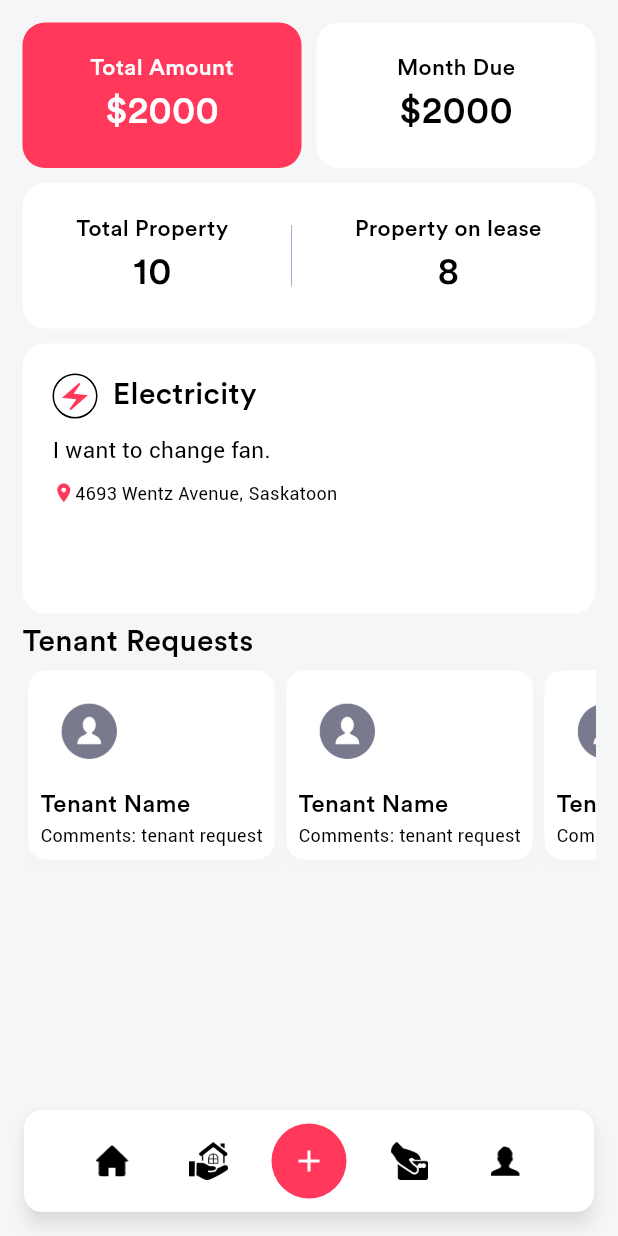
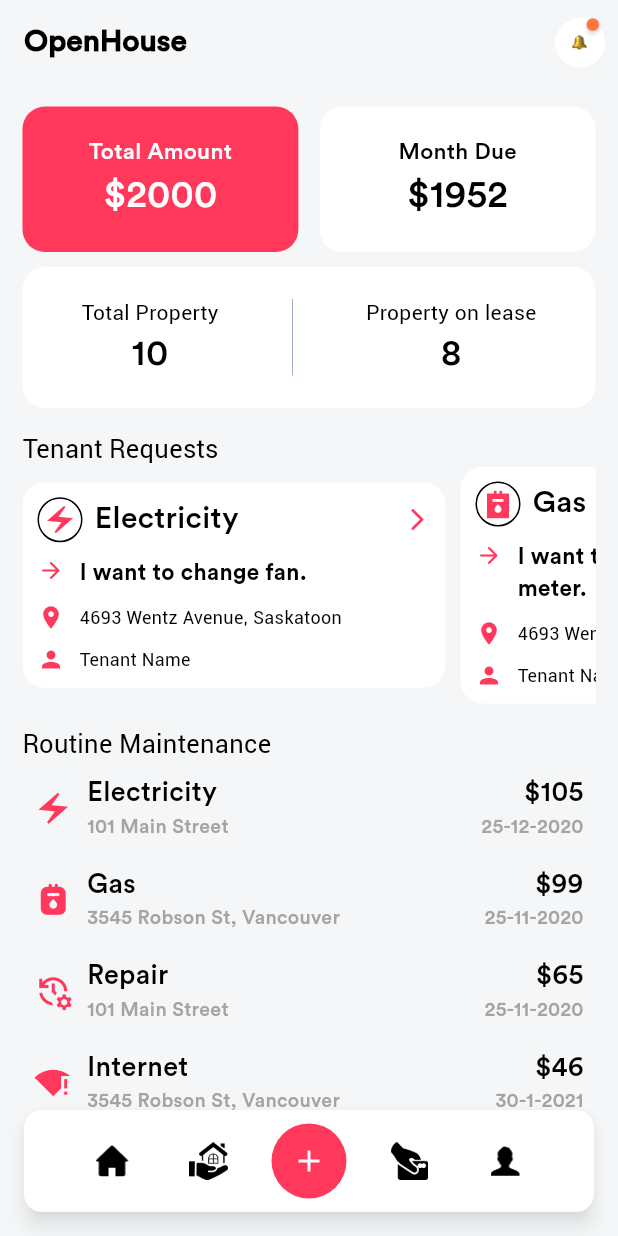
Before and after one commit to expoders8/OpenHouseExpoders, a Flutter app: the TabPage screen opened by its route, on a phone screen of 412 x 824 dp. Run offline on Flutter 3.47's test engine with Material 3 defaults, Android fonts, the phone set to English and light mode, and no system bars; our stand-ins replace dotted_border, get; Roboto replaces fonts that are missing (CircularStd).

Commit message:
payment - profile - property - tabpage

```diff
--- a/lib/app/ui/Home/home.dart
+++ b/lib/app/ui/Home/home.dart
@@ -15,7 +15,25 @@ class _HomePageState extends State<HomePage> {
   @override
   Widget build(BuildContext context) {
     return Scaffold(
+      appBar: AppBar(
+        title: const Text(
+          "OpenHouse",
+          style: TextStyle(fontWeight: FontWeight.bold),
+        ),
+        automaticallyImplyLeading: false,
+        actions: [
+          GestureDetector(
+            onTap: () {},
+            child: Padding(
+              padding: const EdgeInsets.all(8.0),
+              child: Image.asset("assets/icons/notification.png", scale: 1.8),
+            ),
+          ),
+        ],
+        backgroundColor: kBackGroundColor,
+      ),
       body: SafeArea(
+        child: SingleChildScrollView(
           child: Padding(
             padding: const EdgeInsets.symmetric(horizontal: 15.0, vertical: 15),
             child: Column(
@@ -24,8 +42,8 @@ class _HomePageState extends State<HomePage> {
                 Row(
                   mainAxisAlignment: MainAxisAlignment.spaceBetween,
                   children: [
-                  Expanded(
-                    child: Container(
+                    Container(
+                      width: Get.width / 2.240,
                       decoration: BoxDecoration(
                         color: kButtonColor,
                         borderRadius: BorderRadius.circular(15),
@@ -54,12 +72,9 @@ class _HomePageState extends State<HomePage> {
                         ),
                       ),
                     ),
-                  ),
-                  const SizedBox(
-                    width: 10,
-                  ),
-                  Expanded(
-                    child: Container(
+                    const SizedBox(width: 10),
+                    Container(
+                      width: Get.width / 2.240,
                       decoration: BoxDecoration(
                         color: kWhiteColor,
                         borderRadius: BorderRadius.circular(15),
@@ -78,7 +93,7 @@ class _HomePageState extends State<HomePage> {
                                   color: kPrimaryColor),
                             ),
                             Text(
-                              "\$2000",
+                              "\$1952",
                               style: TextStyle(
                                   fontFamily: kCircularStdMedium,
                                   fontSize: 25,
@@ -88,12 +103,9 @@ class _HomePageState extends State<HomePage> {
                         ),
                       ),
                     ),
-                  ),
                   ],
                 ),
-              const SizedBox(
-                height: 10,
-              ),
+                const SizedBox(height: 10),
                 Container(
                   width: Get.width,
                   decoration: BoxDecoration(
@@ -113,15 +125,15 @@ class _HomePageState extends State<HomePage> {
                             Text(
                               "Total Property",
                               style: TextStyle(
-                                fontFamily: kCircularStdMedium,
-                                fontSize: 15,
+                                  fontFamily: kCircularStdNormal,
+                                  fontSize: 14,
                                   color: kPrimaryColor),
                             ),
                             Text(
                               "10",
                               style: TextStyle(
                                   fontFamily: kCircularStdMedium,
-                                fontSize: 25,
+                                  fontSize: 24,
                                   color: kPrimaryColor),
                             ),
                           ],
@@ -129,7 +141,7 @@ class _HomePageState extends State<HomePage> {
                         Image.asset(
                           "assets/icons/line_vertical.png",
                           fit: BoxFit.cover,
-                        scale: 1.5,
+                          scale: 1.2,
                         ),
                         const Column(
                           crossAxisAlignment: CrossAxisAlignment.center,
@@ -138,15 +150,15 @@ class _HomePageState extends State<HomePage> {
                             Text(
                               "Property on lease",
                               style: TextStyle(
-                                fontFamily: kCircularStdMedium,
-                                fontSize: 15,
+                                  fontFamily: kCircularStdNormal,
+                                  fontSize: 14,
                                   color: kPrimaryColor),
                             ),
                             Text(
                               "8",
                               style: TextStyle(
                                   fontFamily: kCircularStdMedium,
-                                fontSize: 25,
+                                  fontSize: 24,
                                   color: kPrimaryColor),
                             ),
                           ],
@@ -156,18 +168,91 @@ class _HomePageState extends State<HomePage> {
                   ),
                 ),
                 const SizedBox(
-                height: 10,
+                  height: 15,
                 ),
-              Container(
-                height: 180,
+                const Text(
+                  "Tenant Requests",
+                  style: TextStyle(
+                      color: kPrimaryColor,
+                      fontSize: 17,
+                      fontFamily: kCircularStdNormal),
+                ),
+                SingleChildScrollView(
+                  scrollDirection: Axis.horizontal,
+                  child: Row(
+                    children: [
+                      tenantRequest(
+                          "Electricity",
+                          "I want to change fan.",
+                          "4693 Wentz Avenue, Saskatoon",
+                          "Tenant Name",
+                          Icons.electric_bolt_sharp),
+                      const SizedBox(
+                        width: 10,
+                      ),
+                      tenantRequest(
+                          "Gas",
+                          "I want to change Gas meter.",
+                          "4693 Wentz Avenue, Saskatoon",
+                          "Tenant Name",
+                          Icons.gas_meter_sharp),
+                      const SizedBox(
+                        width: 10,
+                      ),
+                      tenantRequest(
+                          "Electricity",
+                          "I want to change Air Conditioner.",
+                          "3545 Robson St, Vancouver",
+                          "Tenant Name",
+                          Icons.electric_bolt_sharp),
+                    ],
+                  ),
+                ),
+                const SizedBox(height: 15),
+                const Text(
+                  "Routine Maintenance",
+                  style: TextStyle(
+                      color: kPrimaryColor,
+                      fontSize: 17,
+                      fontFamily: kCircularStdNormal),
+                ),
+                routingmaintanance("Electricity", "\$105", "25-12-2020",
+                    "101 Main Street", Icons.electric_bolt_sharp),
+                routingmaintanance("Gas", "\$99", "25-11-2020",
+                    "3545 Robson St, Vancouver", Icons.gas_meter_rounded),
+                routingmaintanance("Repair", "\$65", "25-11-2020",
+                    "101 Main Street", Icons.manage_history_sharp),
+                routingmaintanance(
+                    "Internet",
+                    "\$46",
+                    "30-1-2021",
+                    "3545 Robson St, Vancouver",
+                    Icons.signal_wifi_statusbar_connected_no_internet_4_sharp),
+                const SizedBox(
+                  height: 65,
+                ),
+              ],
+            ),
+          ),
+        ),
+      ),
+    );
+  }
+
+  tenantRequest(String title, comments, address, name, IconData icons) {
+    return Container(
+      width: Get.width - 130,
       decoration: BoxDecoration(
         color: kWhiteColor,
         borderRadius: BorderRadius.circular(15),
       ),
       child: Padding(
-                  padding: const EdgeInsets.all(20),
+        padding: const EdgeInsets.all(10),
         child: Column(
           crossAxisAlignment: CrossAxisAlignment.start,
+          children: [
+            Row(
+              mainAxisAlignment: MainAxisAlignment.spaceBetween,
               children: [
                 Row(
                   children: [
@@ -175,147 +260,173 @@ class _HomePageState extends State<HomePage> {
                       decoration: BoxDecoration(
                           borderRadius: BorderRadius.circular(25),
                           border: Border.all(color: kPrimaryColor)),
-                            child: const Padding(
-                              padding: EdgeInsets.all(3.0),
+                      child: Padding(
+                        padding: const EdgeInsets.all(3.0),
                         child: Icon(
-                                Icons.electric_bolt_sharp,
+                          icons,
                           size: 22,
                           color: kButtonColor,
                         ),
                       ),
                     ),
                     const SizedBox(
-                            width: 10,
+                      width: 8,
                     ),
-                          const Text(
-                            "Electricity",
-                            style: TextStyle(
+                    Text(
+                      title,
+                      style: const TextStyle(
                           fontFamily: kCircularStdMedium,
                           fontSize: 20,
                           color: kPrimaryColor),
                     ),
                   ],
                 ),
-                      const SizedBox(
-                        height: 10,
+                const Icon(
+                  Icons.arrow_forward_ios_rounded,
+                  size: 18,
+                  color: kButtonColor,
                 ),
-                      const Text(
-                        "I want to change fan.",
-                        style: TextStyle(
-                            color: kPrimaryColor,
-                            fontSize: 15,
-                            fontFamily: kCircularStdNormal),
+              ],
             ),
             const SizedBox(
               height: 10,
             ),
-                      const Row(
+            Row(
+              crossAxisAlignment: CrossAxisAlignment.start,
               children: [
-                          Icon(
-                            Icons.location_on,
-                            size: 15,
+                const Icon(
+                  Icons.arrow_forward_rounded,
+                  size: 18,
                   color: kButtonColor,
                 ),
-                          Text(
-                            "4693 Wentz Avenue, Saskatoon",
-                            style: TextStyle(
+                const SizedBox(
+                  width: 10,
+                ),
+                SizedBox(
+                  width: Get.width - 220,
+                  child: Text(
+                    comments,
+                    style: const TextStyle(
+                        color: kPrimaryColor,
+                        fontSize: 15,
+                        fontFamily: kCircularStdBold),
+                  ),
+                ),
+              ],
+            ),
+            const SizedBox(
+              height: 10,
+            ),
+            Row(
+              children: [
+                const Icon(
+                  Icons.location_on,
+                  size: 18,
+                  color: kButtonColor,
+                ),
+                const SizedBox(
+                  width: 10,
+                ),
+                SizedBox(
+                  width: Get.width - 220,
+                  child: Text(
+                    address,
+                    style: const TextStyle(
                         color: kPrimaryColor,
                         fontSize: 12,
                         fontFamily: kCircularStdNormal),
+                  ),
+                ),
+              ],
+            ),
+            const SizedBox(
+              height: 10,
+            ),
+            Row(
+              children: [
+                const Icon(
+                  Icons.person,
+                  size: 18,
+                  color: kButtonColor,
+                ),
+                const SizedBox(
+                  width: 10,
+                ),
+                SizedBox(
+                  width: Get.width - 220,
+                  child: Text(
+                    name,
+                    style: const TextStyle(
+                        color: kPrimaryColor,
+                        fontSize: 12,
+                        fontFamily: kCircularStdNormal),
+                  ),
                 ),
               ],
             ),
           ],
         ),
       ),
-              ),
-              const SizedBox(
-                height: 5,
-              ),
-              const Text(
-                "Tenant Requests",
-                style: TextStyle(
-                    color: kPrimaryColor,
-                    fontSize: 20,
-                    fontFamily: kCircularStdMedium),
-              ),
-              SingleChildScrollView(
-                  physics: const BouncingScrollPhysics(
-                      parent: AlwaysScrollableScrollPhysics()),
-                  scrollDirection: Axis.horizontal,
-                  child: Row(
-                    children: [
-                      tenantRequest("Tenant Name", "assets/icons/user.png",
-                          "Pending", "tenant request"),
-                      tenantRequest("Tenant Name", "assets/icons/user.png",
-                          "Pending", "tenant request"),
-                      tenantRequest("Tenant Name", "assets/icons/user.png",
-                          "Pending", "tenant request")
-                    ],
-                  )),
-            ],
-          ),
-        ),
-      ),
     );
   }
 
-  tenantRequest(String text, image, price, comments) {
-    return CupertinoButton(
-      padding: EdgeInsets.zero,
-      onPressed: () {},
-      child: Card(
-        shadowColor: const Color.fromARGB(10, 0, 0, 0),
-        elevation: 5,
-        child: Container(
-            decoration: BoxDecoration(
-              color: kWhiteColor,
-              borderRadius: BorderRadius.circular(15.0),
+  routingmaintanance(String title, amount, date, address, IconData icons) {
+    return Padding(
+      padding: const EdgeInsets.all(8.0),
+      child: Row(
+        mainAxisAlignment: MainAxisAlignment.spaceBetween,
+        children: [
+          Row(
+            children: [
+              Icon(
+                icons,
+                size: 25,
+                color: kButtonColor,
               ),
-            padding: const EdgeInsets.all(8.0),
-            child: Column(
+              const SizedBox(
+                width: 10,
+              ),
+              Column(
                 crossAxisAlignment: CrossAxisAlignment.start,
                 children: [
-                Container(
-                  height: 65,
-                  width: 65,
-                  decoration: BoxDecoration(
-                      color: kWhiteColor,
-                      borderRadius: BorderRadius.circular(25)),
-                  child: Image.asset(
-                    image,
-                    fit: BoxFit.cover,
-                    scale: 1.5,
-                  ),
-                ),
-                const SizedBox(height: 5),
                   Text(
-                  text,
+                    title,
                     style: const TextStyle(
                         color: kPrimaryColor,
-                      fontFamily: kCircularStdMedium,
-                      fontSize: 16),
-                ),
-                Row(
-                  children: [
-                    const Text(
-                      "Comments: ",
-                      style: TextStyle(
-                          color: kPrimaryColor,
-                          fontFamily: kCircularStdNormal,
-                          fontSize: 12),
+                        fontSize: 18,
+                        fontFamily: kCircularStdMedium),
                   ),
                   Text(
-                      comments,
+                    address,
                     style: const TextStyle(
-                          color: kPrimaryColor,
-                          fontFamily: kCircularStdNormal,
-                          fontSize: 12),
+                        color: kSecondaryPrimaryColor,
+                        fontSize: 13,
+                        fontFamily: kCircularStdMedium),
                   ),
                 ],
               ),
             ],
-            )),
+          ),
+          Column(
+            crossAxisAlignment: CrossAxisAlignment.end,
+            children: [
+              Text(
+                amount,
+                style: const TextStyle(
+                    color: kPrimaryColor,
+                    fontSize: 18,
+                    fontFamily: kCircularStdMedium),
+              ),
+              Text(
+                date,
+                style: const TextStyle(
+                    color: kSecondaryPrimaryColor,
+                    fontSize: 13,
+                    fontFamily: kCircularStdMedium),
+              ),
+            ],
+          ),
+        ],
       ),
     );
   }
--- /dev/null
+++ b/lib/app/ui/Payment/payment.dart
@@ -0,0 +1,17 @@
+import 'package:flutter/material.dart';
+
+class PaymentPage extends StatefulWidget {
+  const PaymentPage({super.key});
+
+  @override
+  State<PaymentPage> createState() => _PaymentPageState();
+}
+
+class _PaymentPageState extends State<PaymentPage> {
+  @override
+  Widget build(BuildContext context) {
+    return const Center(
+      child: Text("Payment"),
+    );
+  }
+}
--- /dev/null
+++ b/lib/app/ui/Profile/profile.dart
@@ -0,0 +1,15 @@
+import 'package:flutter/material.dart';
+
+class ProfilePage extends StatefulWidget {
+  const ProfilePage({super.key});
+
+  @override
+  State<ProfilePage> createState() => _ProfilePageState();
+}
+
+class _ProfilePageState extends State<ProfilePage> {
+  @override
+  Widget build(BuildContext context) {
+    return const Center(child: Text("Profile Page"));
+  }
+}
--- a/lib/app/ui/Property/property.dart
+++ b/lib/app/ui/Property/property.dart
@@ -11,7 +11,7 @@ class _PropertyPageState extends State<PropertyPage> {
   @override
   Widget build(BuildContext context) {
     return const Scaffold(
-      body: SafeArea(child: Text("Property")),
+      body: SafeArea(child: Center(child: Text("Property"))),
     );
   }
 }
--- a/lib/app/ui/TabPage/tab_page.dart
+++ b/lib/app/ui/TabPage/tab_page.dart
@@ -7,6 +7,8 @@ import '../../controller/tab_controller.dart';
 import '../Home/home.dart';
 import '../../../config/constant/font_constant.dart';
 import '../../../config/constant/color_constant.dart';
+import '../Payment/payment.dart';
+import '../Profile/profile.dart';
 import '../Property/property.dart';
 
 class TabPage extends StatefulWidget {
@@ -56,8 +58,8 @@ class _TabPageState extends State<TabPage> {
                     HomePage(),
                     PropertyPage(),
                     HomePage(),
-                    HomePage(),
-                    HomePage(),
+                    PaymentPage(),
+                    ProfilePage(),
                   ],
                 ),
                 Positioned(
--- a/pubspec.yaml
+++ b/pubspec.yaml
@@ -36,6 +36,8 @@ dependencies:
   cupertino_icons: ^1.0.2
   get: ^4.6.5
   provider: ^6.0.3
+  country_list_pick: ^1.0.1+6
+  dotted_border: ^2.0.0+3
 
 dev_dependencies:
   flutter_test:
```
Also changed, not shown: assets/icons/notification.png (added), pubspec.lock. Lines whose indentation alone changed are shown as unchanged.
